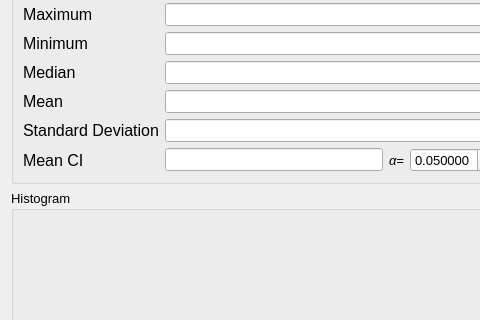
Above: Vespucci/GUI/Display/statsdialog.ui from VespucciProject/Vespucci before the change; both pictures show x 0 to 480 and y 214 to 534 of the 601 by 615 pixel window. Below: the same form after it.
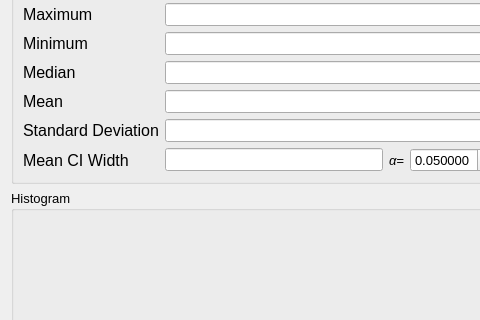
That is the form after the change. Custom widgets are drawn as their Qt base class.

What changed in the file:
```diff
--- a/Vespucci/GUI/Display/statsdialog.ui
+++ b/Vespucci/GUI/Display/statsdialog.ui
@@ -218,7 +218,7 @@
          </font>
         </property>
         <property name="text">
-         <string>Mean CI</string>
+         <string>Mean CI Width</string>
         </property>
        </widget>
       </item>
```
Left out of the diff: 8 changed lines with no effect on the pictures.
